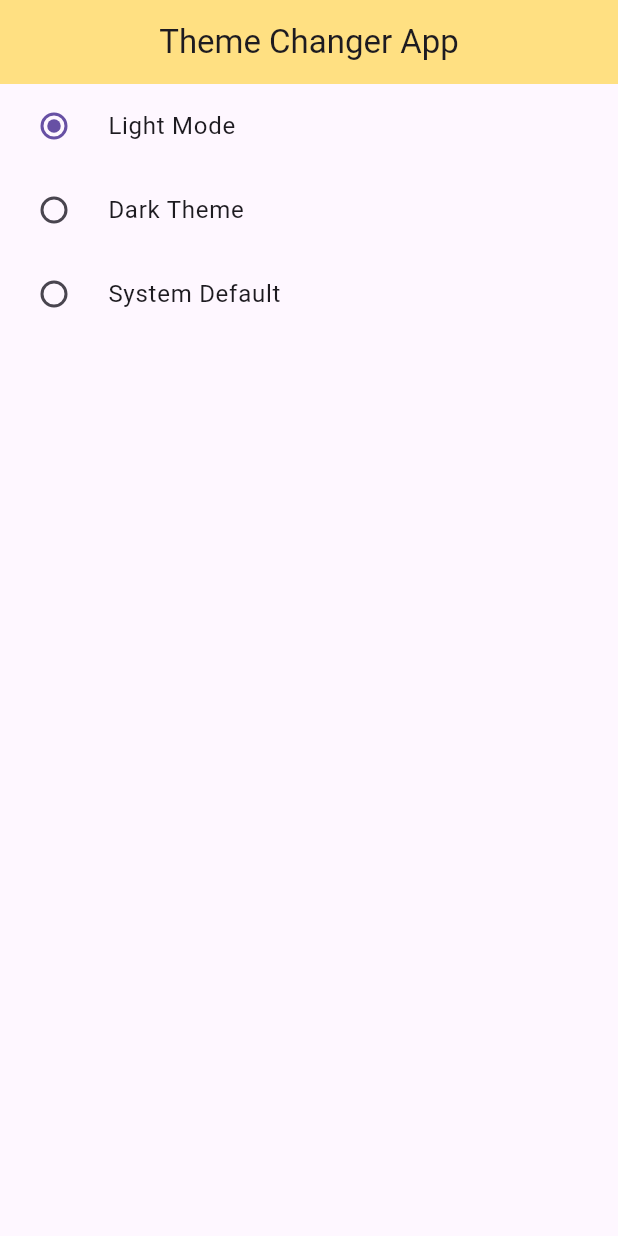
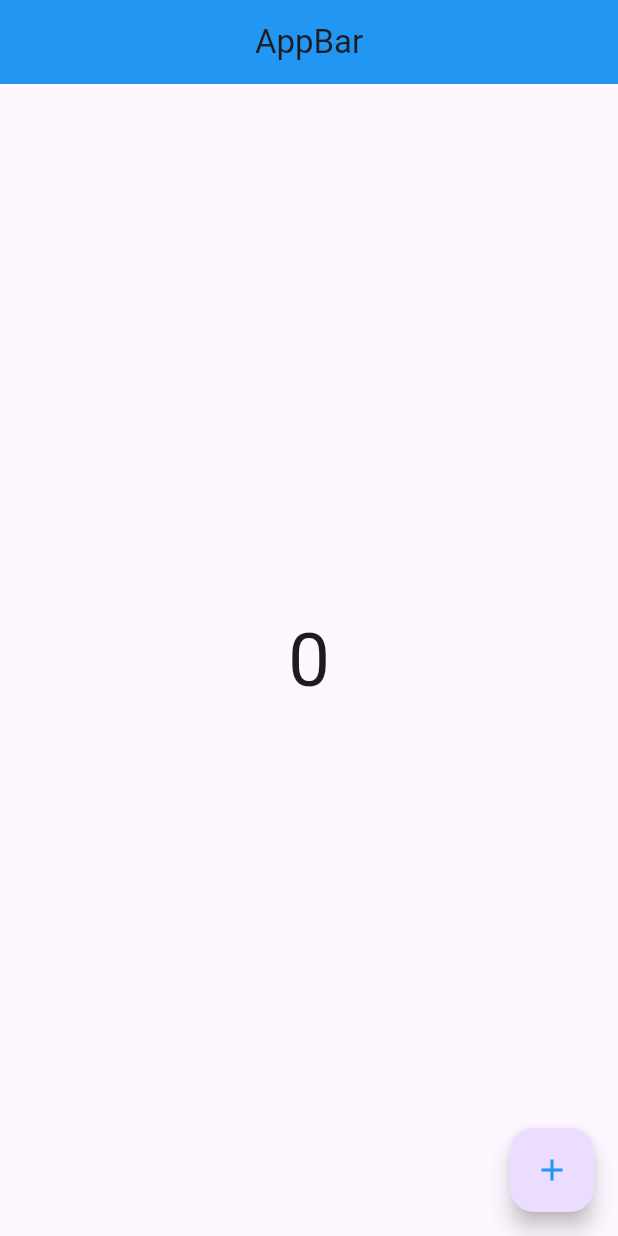
Before and after one commit to absoft-solution/provider_practice, a Flutter app: the screen it shows after launch, on a phone screen of 412 x 824 dp. Run offline on Flutter 3.47's test engine with Material 3 defaults, Android fonts, the light colour scheme and no system bars.

Commit message:
Created Screen for Making Stateless as Statefull

```diff
--- a/lib/main.dart
+++ b/lib/main.dart
@@ -4,7 +4,8 @@ import 'package:provider_practice/provider/count_provider.dart'; // Assuming you
 import 'package:provider_practice/provider/example_one_provider.dart';
 import 'package:provider_practice/provider/fav_provider.dart';
 import 'package:provider_practice/provider/theme_provider.dart';
-import 'package:provider_practice/screen/theme_changer_screen.dart';
+
+import 'package:provider_practice/screen/value_notify_listner.dart';
 
 void main() {
   runApp(const MyApp());
@@ -36,7 +37,7 @@ class MyApp extends StatelessWidget {
             brightness: Brightness.dark,
             primarySwatch: Colors.blue,
           ),
-          home: const ThemeChangerScreen(),
+          home: NotifyListenerScreen(),
         );
       }),
     );
--- a/lib/screen/theme_changer_screen.dart
+++ b/lib/screen/theme_changer_screen.dart
@@ -20,29 +20,32 @@ class _ThemeChangerScreenState extends State<ThemeChangerScreen> {
           centerTitle: true,
           title: const Text("Theme Changer App"),
         ),
-      body: Column(
+        body: Center(
+          child: Consumer<ThemeProvider>(builder: (context, value, child) {
+            return Column(
               children: [
                 RadioListTile<ThemeMode>(
                   title: Text("Light Mode"),
                   value: ThemeMode.light,
-            groupValue: themeChanger.themeMode,
+                  groupValue: value.themeMode,
                   onChanged:
-                themeChanger.setTheme, // Ensure proper calling of setTheme
+                      value.setTheme, // Ensure proper calling of setTheme
                 ),
                 RadioListTile<ThemeMode>(
                   title: Text("Dark Theme"),
                   value: ThemeMode.dark,
-            groupValue: themeChanger.themeMode,
-            onChanged: themeChanger.setTheme,
+                  groupValue: value.themeMode,
+                  onChanged: value.setTheme,
                 ),
                 RadioListTile<ThemeMode>(
                   title: Text("System Default"),
                   value: ThemeMode.system,
-            groupValue: themeChanger.themeMode,
-            onChanged: themeChanger.setTheme,
+                  groupValue: value.themeMode,
+                  onChanged: value.setTheme,
                 ),
               ],
-      ),
             );
+          }),
+        ));
   }
 }
--- /dev/null
+++ b/lib/screen/value_notify_listner.dart
@@ -0,0 +1,36 @@
+import 'package:flutter/material.dart';
+
+class NotifyListenerScreen extends StatelessWidget {
+  NotifyListenerScreen({super.key});
+  ValueNotifier _count = ValueNotifier<int>(0);
+  @override
+  Widget build(BuildContext context) {
+    print("build");
+    return Scaffold(
+      appBar: AppBar(
+        backgroundColor: Colors.blue,
+        title: Text("AppBar"),
+        centerTitle: true,
+      ),
+      floatingActionButton: FloatingActionButton(
+        onPressed: () {
+          _count.value++;
+        },
+        child: Icon(
+          Icons.add,
+          color: const Color.fromRGBO(33, 150, 243, 1),
+        ),
+      ),
+      body: ValueListenableBuilder(
+          valueListenable: _count,
+          builder: (context, value, child) {
+            return Center(
+              child: Text(
+                _count.value.toString(),
+                style: TextStyle(fontSize: 50),
+              ),
+            );
+          }),
+    );
+  }
+}
```
Lines whose indentation alone changed are shown as unchanged.
